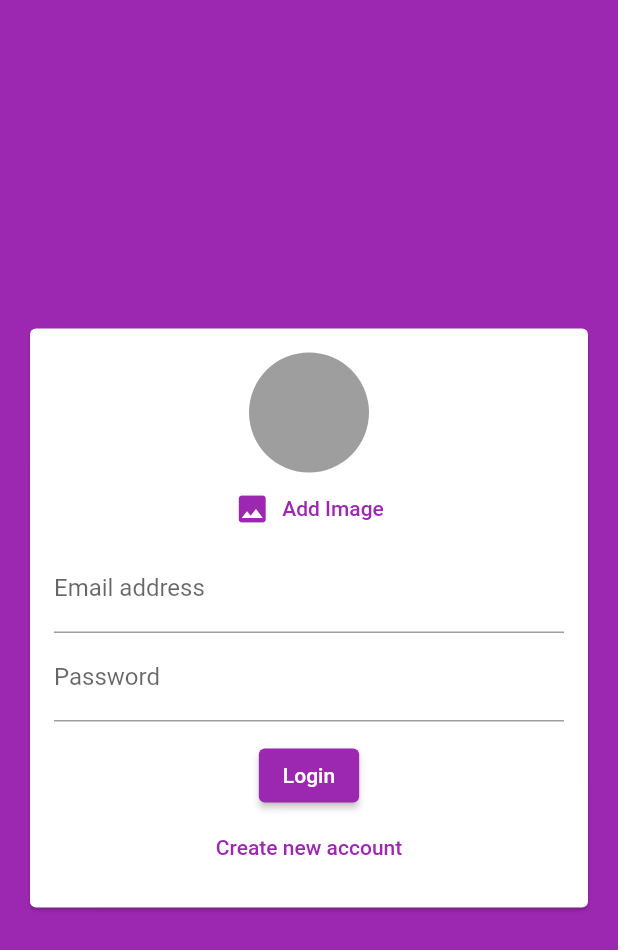
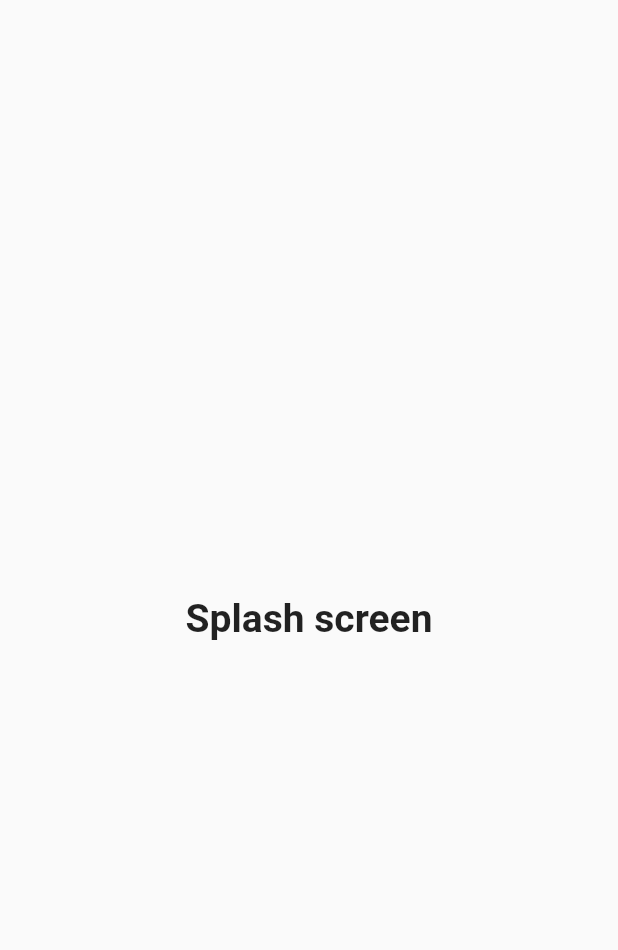
Before and after one commit to JayaSupriya-Somasani/Chat_app_flutter, a Flutter app: the first screen one second after launch, on a phone screen of 412 x 824 dp. Shown: the top 950 px of the screen. Run offline on Flutter 3.47's test engine with Material 2 defaults, Android fonts, the phone set to English and light mode, and no system bars; our stand-ins replace cloud_firestore, firebase_auth, firebase_core, firebase_storage, image_picker; accounts and stored records are empty.

Commit message:
Splash screen is implemented

```diff
--- /dev/null
+++ b/lib/home.dart
@@ -0,0 +1,36 @@
+import 'package:firebase_auth/firebase_auth.dart';
+import 'package:flutter/material.dart';
+
+import 'screens/auth_screen.dart';
+import 'screens/chat_screen.dart';
+
+class Home extends StatelessWidget{
+
+final FirebaseAuth _auth = FirebaseAuth.instance;
+
+@override
+Widget build(BuildContext context) {
+  return MaterialApp(
+    title: 'Chat app',
+    theme: ThemeData(
+        primarySwatch: Colors.purple,
+        backgroundColor: Colors.purple,
+        accentColor: Colors.amber,
+        accentColorBrightness: Brightness.dark,
+        buttonTheme: ButtonTheme.of(context).copyWith(
+            buttonColor: Colors.amber,
+            textTheme: ButtonTextTheme.primary,
+            shape: RoundedRectangleBorder(
+                borderRadius: BorderRadius.circular(20)))),
+    home:
+    StreamBuilder(
+      stream: _auth.authStateChanges(),
+      builder: (ctx, userSnapShot) {
+        if (userSnapShot.hasData) {
+          return ChatScreen();
+        }
+        return AuthScreen();
+      },
+    ),
+  );
+}}
--- a/lib/main.dart
+++ b/lib/main.dart
@@ -1,7 +1,4 @@
-import 'package:chat_app/screens/auth_screen.dart';
-import 'package:chat_app/screens/chat_screen.dart';
-import 'package:cloud_firestore/cloud_firestore.dart';
-import 'package:firebase_auth/firebase_auth.dart';
+import 'package:chat_app/screens/splash_screen.dart';
 import 'package:firebase_core/firebase_core.dart';
 import 'package:flutter/material.dart';
 
@@ -14,31 +11,8 @@ void main() async {
 class MyApp extends StatelessWidget {
   MyApp({super.key});
 
-  final FirebaseAuth _auth = FirebaseAuth.instance;
-
   @override
   Widget build(BuildContext context) {
-    return MaterialApp(
-      title: 'Chat app',
-      theme: ThemeData(
-          primarySwatch: Colors.purple,
-          backgroundColor: Colors.purple,
-          accentColor: Colors.amber,
-          accentColorBrightness: Brightness.dark,
-          buttonTheme: ButtonTheme.of(context).copyWith(
-              buttonColor: Colors.amber,
-              textTheme: ButtonTextTheme.primary,
-              shape: RoundedRectangleBorder(
-                  borderRadius: BorderRadius.circular(20)))),
-      home: StreamBuilder(
-        stream: _auth.authStateChanges(),
-        builder: (ctx, userSnapShot) {
-          if (userSnapShot.hasData) {
-            return ChatScreen();
-          }
-          return AuthScreen();
-        },
-      ),
-    );
+    return MaterialApp(home: SplashScreen());
   }
 }
--- /dev/null
+++ b/lib/screens/splash_screen.dart
@@ -0,0 +1,38 @@
+import 'package:chat_app/home.dart';
+import 'package:flutter/material.dart';
+
+class SplashScreen extends StatefulWidget {
+  const SplashScreen({Key? key}) : super(key: key);
+
+  @override
+  State<SplashScreen> createState() => _SplashScreenState();
+}
+
+class _SplashScreenState extends State<SplashScreen> {
+  @override
+  void initState() {
+    // TODO: implement initState
+    super.initState();
+    _initHome();
+  }
+
+  Future<void> _initHome() async {
+    await Future.delayed(Duration(milliseconds: 1500), () {});
+    Navigator.pushReplacement(
+        context, MaterialPageRoute(builder: (ctx) => Home()));
+  }
+
+  @override
+  Widget build(BuildContext context) {
+    return Scaffold(
+      body: Center(
+        child: Container(
+          child: const Text(
+            "Splash screen",
+            style: TextStyle(fontWeight: FontWeight.bold, fontSize: 26),
+          ),
+        ),
+      ),
+    );
+  }
+}
--- a/lib/widgets/chat/mesaages.dart
+++ b/lib/widgets/chat/mesaages.dart
@@ -34,7 +34,7 @@ class Messages extends StatelessWidget {
                   chatDocs[index]['text'],
                   chatDocs[index]['userId'] == futureSnapShot.data!.uid,
                   chatDocs[index]['userId'],
-                  chatDocs[index]['username'],
+                  chatDocs[index]['userNamee'],
                   key: ValueKey(chatDocs[index].id),
                 ),
                 itemCount: chatDocs.length,
--- a/lib/widgets/chat/new_messages.dart
+++ b/lib/widgets/chat/new_messages.dart
@@ -25,7 +25,7 @@ class _NewMessagesState extends State<NewMessages> {
       'text': _enteredMessage,
       'createdAt': Timestamp.now(),
       'userId': currentUser!.uid,
-      'username': userData['username']
+      'userNamee': userData['uname']
     });
     _controller.clear();
   }
--- a/pubspec.yaml
+++ b/pubspec.yaml
@@ -33,6 +33,7 @@ dependencies:
   cloud_firestore: ^4.5.0
   firebase_auth: ^4.4.0
   image_picker: ^0.8.7+2
+  firebase_storage: ^11.1.0
 
 
   # The following adds the Cupertino Icons font to your application.
```
Also changed, not shown: lib/screens/auth_screen.dart (+23 -9 lines), lib/widgets/auth/auth_form.dart (+20 -4 lines), lib/widgets/pickers/user_image_picker.dart (+5 -2 lines), pubspec.lock, 1 other file.
